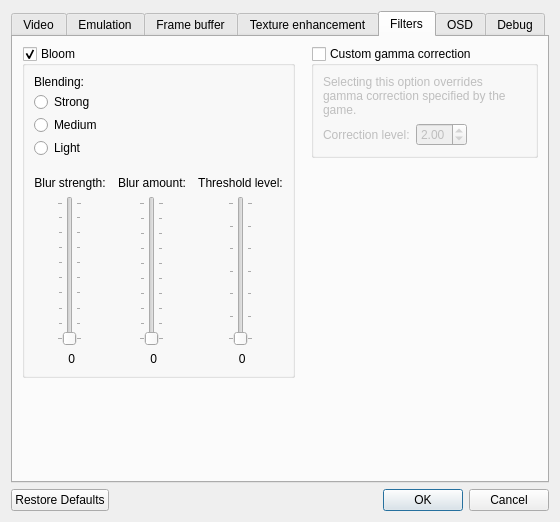
Qt form app/src/main/jni/mupen64plus-video-gliden64/src/GLideNUI/configDialog.ui (mupen64plus-ae/mupen64plus-ae) before a commit.
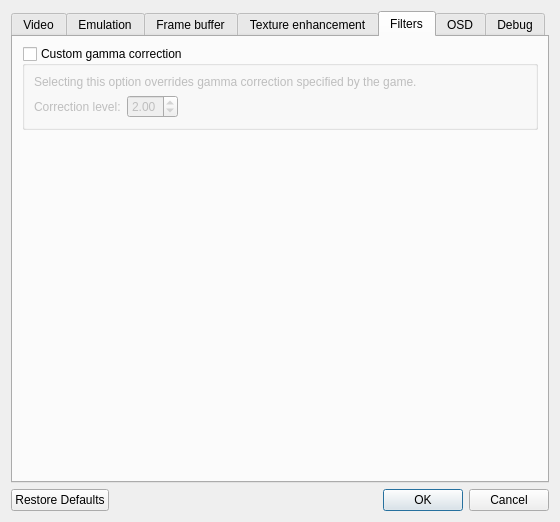
The same form after that commit. The open tabs and pages were chosen to show the change. Icons and pictures are not drawn.

```diff
--- a/app/src/main/jni/mupen64plus-video-gliden64/src/GLideNUI/configDialog.ui
+++ b/app/src/main/jni/mupen64plus-video-gliden64/src/GLideNUI/configDialog.ui
@@ -9,8 +9,8 @@
    <rect>
     <x>0</x>
     <y>0</y>
-    <width>627</width>
-    <height>644</height>
+    <width>660</width>
+    <height>639</height>
    </rect>
   </property>
   <property name="windowTitle">
@@ -2571,236 +2571,6 @@
          </property>
          <item>
           <layout class="QVBoxLayout" name="verticalLayout_50">
-           <item>
-            <widget class="QGroupBox" name="bloomGroupBox">
-             <property name="title">
-              <string>Bloom</string>
-             </property>
-             <property name="checkable">
-              <bool>true</bool>
-             </property>
-             <property name="checked">
-              <bool>true</bool>
-             </property>
-             <layout class="QVBoxLayout" name="verticalLayout_15">
-              <property name="spacing">
-               <number>18</number>
-              </property>
-              <item>
-               <widget class="QFrame" name="bloomBlendModeFrame">
-                <layout class="QVBoxLayout" name="verticalLayout_39">
-                 <property name="spacing">
-                  <number>3</number>
-                 </property>
-                 <property name="leftMargin">
-                  <number>0</number>
-                 </property>
-                 <property name="topMargin">
-                  <number>0</number>
-                 </property>
-                 <property name="rightMargin">
-                  <number>0</number>
-                 </property>
-                 <property name="bottomMargin">
-                  <number>0</number>
-                 </property>
-                 <item>
-                  <widget class="QLabel" name="bloomBlendModeLabel">
-                   <property name="text">
-                    <string>Blending:</string>
-                   </property>
-                  </widget>
-                 </item>
-                 <item>
-                  <widget class="QRadioButton" name="bloomStrongRadioButton">
-                   <property name="text">
-                    <string>Strong</string>
-                   </property>
-                   <attribute name="buttonGroup">
-                    <string notr="true">bloomBlendModeButtonGroup</string>
-                   </attribute>
-                  </widget>
-                 </item>
-                 <item>
-                  <widget class="QRadioButton" name="bloomMildRadioButton">
-                   <property name="text">
-                    <string>Medium</string>
-                   </property>
-                   <attribute name="buttonGroup">
-                    <string notr="true">bloomBlendModeButtonGroup</string>
-                   </attribute>
-                  </widget>
-                 </item>
-                 <item>
-                  <widget class="QRadioButton" name="bloomLightRadioButton">
-                   <property name="text">
-                    <string>Light</string>
-                   </property>
-                   <attribute name="buttonGroup">
-                    <string notr="true">bloomBlendModeButtonGroup</string>
-                   </attribute>
-                  </widget>
-                 </item>
-                </layout>
-               </widget>
-              </item>
-              <item>
-               <layout class="QGridLayout" name="gridLayout_2">
-                <property name="horizontalSpacing">
-                 <number>12</number>
-                </property>
-                <property name="verticalSpacing">
-                 <number>6</number>
-                </property>
-                <item row="4" column="0" alignment="Qt::AlignHCenter">
-                 <widget class="QSlider" name="blurStrengthSlider">
-                  <property name="minimumSize">
-                   <size>
-                    <width>0</width>
-                    <height>150</height>
-                   </size>
-                  </property>
-                  <property name="minimum">
-                   <number>10</number>
-                  </property>
-                  <property name="maximum">
-                   <number>99</number>
-                  </property>
-                  <property name="orientation">
-                   <enum>Qt::Vertical</enum>
-                  </property>
-                  <property name="tickPosition">
-                   <enum>QSlider::TicksBothSides</enum>
-                  </property>
-                  <property name="tickInterval">
-                   <number>10</number>
-                  </property>
-                 </widget>
-                </item>
-                <item row="4" column="2" alignment="Qt::AlignHCenter">
-                 <widget class="QSlider" name="bloomThresholdSlider">
-                  <property name="minimumSize">
-                   <size>
-                    <width>0</width>
-                    <height>150</height>
-                   </size>
-                  </property>
-                  <property name="minimum">
-                   <number>2</number>
-                  </property>
-                  <property name="maximum">
-                   <number>8</number>
-                  </property>
-                  <property name="orientation">
-                   <enum>Qt::Vertical</enum>
-                  </property>
-                  <property name="tickPosition">
-                   <enum>QSlider::TicksBothSides</enum>
-                  </property>
-                  <property name="tickInterval">
-                   <number>1</number>
-                  </property>
-                 </widget>
-                </item>
-                <item row="4" column="1" alignment="Qt::AlignHCenter">
-                 <widget class="QSlider" name="blurAmountSlider">
-                  <property name="minimumSize">
-                   <size>
-                    <width>0</width>
-                    <height>150</height>
-                   </size>
-                  </property>
-                  <property name="minimum">
-                   <number>1</number>
-                  </property>
-                  <property name="maximum">
-                   <number>10</number>
-                  </property>
-                  <property name="orientation">
-                   <enum>Qt::Vertical</enum>
-                  </property>
-                  <property name="tickPosition">
-                   <enum>QSlider::TicksBothSides</enum>
-                  </property>
-                  <property name="tickInterval">
-                   <number>1</number>
-                  </property>
-                 </widget>
-                </item>
-                <item row="1" column="1">
-                 <widget class="QLabel" name="bloomBlurLabel">
-                  <property name="text">
-                   <string>Blur amount:</string>
-                  </property>
-                  <property name="alignment">
-                   <set>Qt::AlignBottom|Qt::AlignHCenter</set>
-                  </property>
-                  <property name="wordWrap">
-                   <bool>true</bool>
-                  </property>
-                 </widget>
-                </item>
-                <item row="1" column="0">
-                 <widget class="QLabel" name="bloomBlurStrengthLabel">
-                  <property name="text">
-                   <string>Blur strength:</string>
-                  </property>
-                  <property name="alignment">
-                   <set>Qt::AlignBottom|Qt::AlignHCenter</set>
-                  </property>
-                  <property name="wordWrap">
-                   <bool>true</bool>
-                  </property>
-                 </widget>
-                </item>
-                <item row="1" column="2">
-                 <widget class="QLabel" name="bloomThresholdLabel">
-                  <property name="text">
-                   <string>Threshold level:</string>
-                  </property>
-                  <property name="alignment">
-                   <set>Qt::AlignBottom|Qt::AlignHCenter</set>
-                  </property>
-                  <property name="wordWrap">
-                   <bool>true</bool>
-                  </property>
-                 </widget>
-                </item>
-                <item row="5" column="0">
-                 <widget class="QLabel" name="blurStrengthLabel">
-                  <property name="text">
-                   <string notr="true"> 0</string>
-                  </property>
-                  <property name="alignment">
-                   <set>Qt::AlignCenter</set>
-                  </property>
-                 </widget>
-                </item>
-                <item row="5" column="1">
-                 <widget class="QLabel" name="blurAmountLabel">
-                  <property name="text">
-                   <string notr="true"> 0</string>
-                  </property>
-                  <property name="alignment">
-                   <set>Qt::AlignCenter</set>
-                  </property>
-                 </widget>
-                </item>
-                <item row="5" column="2">
-                 <widget class="QLabel" name="bloomThresholdLabel_2">
-                  <property name="text">
-                   <string notr="true"> 0</string>
-                  </property>
-                  <property name="alignment">
-                   <set>Qt::AlignCenter</set>
-                  </property>
-                 </widget>
-                </item>
-               </layout>
-              </item>
-             </layout>
-            </widget>
-           </item>
            <item>
             <spacer name="verticalSpacer_4">
              <property name="orientation">
```
Left out of the diff: 57 changed lines with no effect on the pictures.
